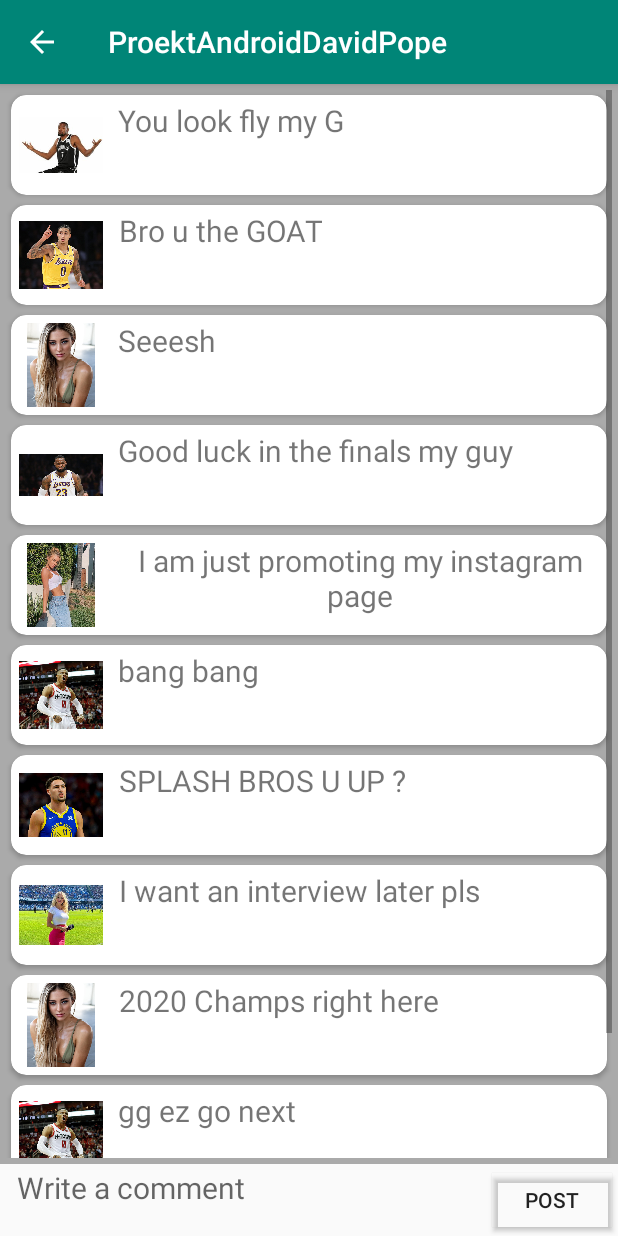
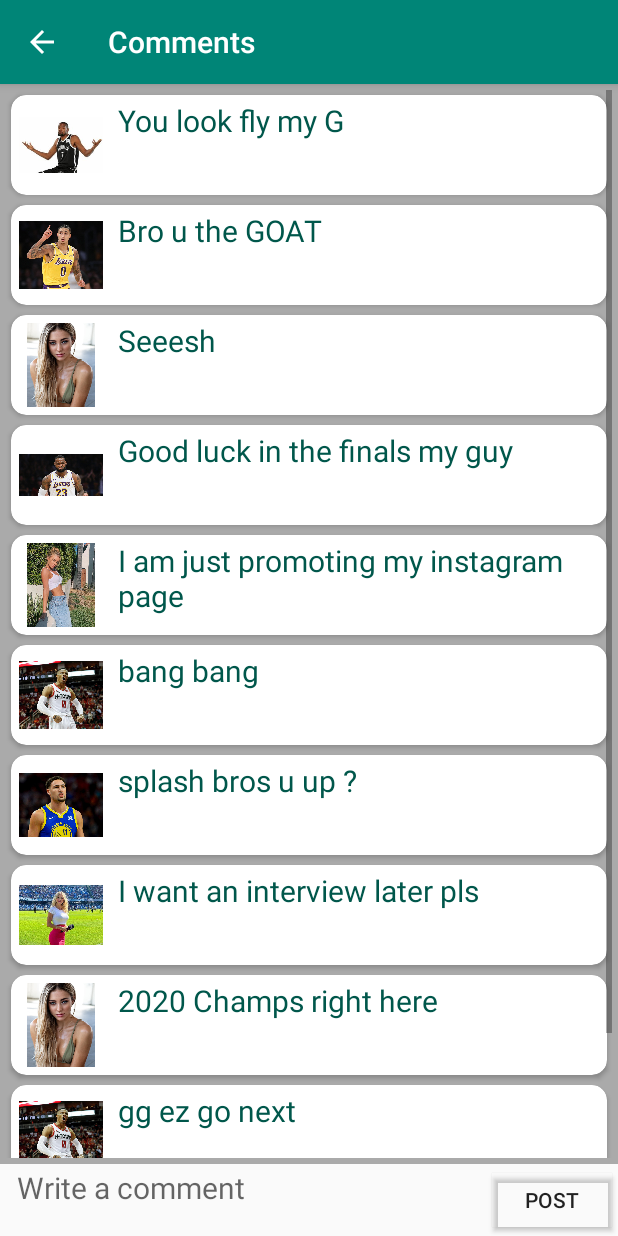
Before and after one commit to Andrejpopof/tinder, an Android app: the DetailsActivity screen opened directly, with no data from a screen before it, on a phone screen of 412 x 824 dp. Run offline under Robolectric (Android 15) with nearby library versions, the phone set to English and light mode, and no system bars.

Commit message:
Fixed Programm without retrofit

```diff
--- a/app/src/main/java/com/example/proektandroiddavidpope/DetailsActivity.java
+++ b/app/src/main/java/com/example/proektandroiddavidpope/DetailsActivity.java
@@ -26,6 +26,7 @@ public class DetailsActivity extends AppCompatActivity {
     protected void onCreate(Bundle savedInstanceState) {
         super.onCreate(savedInstanceState);
         setContentView(R.layout.activity_details);
+        setTitle("Comments");
         Intent intent = getIntent();
 
 
@@ -37,7 +38,7 @@ public class DetailsActivity extends AppCompatActivity {
         komentari.add(new Element(R.drawable.lj,"Good luck in the finals my guy"));
         komentari.add(new Element(R.drawable.daisy,"I am just promoting my instagram page"));
         komentari.add(new Element(R.drawable.russ,"bang bang"));
-        komentari.add(new Element(R.drawable.klay,"SPLASH BROS U UP ?"));
+        komentari.add(new Element(R.drawable.klay,"splash bros u up ?"));
         komentari.add(new Element(R.drawable.dileta,"I want an interview later pls"));
         komentari.add(new Element(R.drawable.charly,"2020 Champs right here"));
         komentari.add(new Element(R.drawable.russ,"gg ez go next"));
--- a/app/src/main/res/layout/element.xml
+++ b/app/src/main/res/layout/element.xml
@@ -1,5 +1,5 @@
 <?xml version="1.0" encoding="utf-8"?>
-<com.google.android.material.card.MaterialCardView
+<androidx.cardview.widget.CardView
     xmlns:android="http://schemas.android.com/apk/res/android"
     android:layout_width="match_parent"
     android:layout_height="wrap_content"
@@ -23,9 +23,10 @@
                 android:layout_height="wrap_content"
                 android:layout_toEndOf="@+id/slika"
                 android:text="Comment"
-                android:textAlignment="center"
+                android:textAlignment="textStart"
                 android:textSize="20sp"
+                android:textColor="@color/colorPrimaryDark"
                 android:layout_marginStart="8dp"
                 />
         </RelativeLayout>
-</com.google.android.material.card.MaterialCardView>
+</androidx.cardview.widget.CardView>
```
